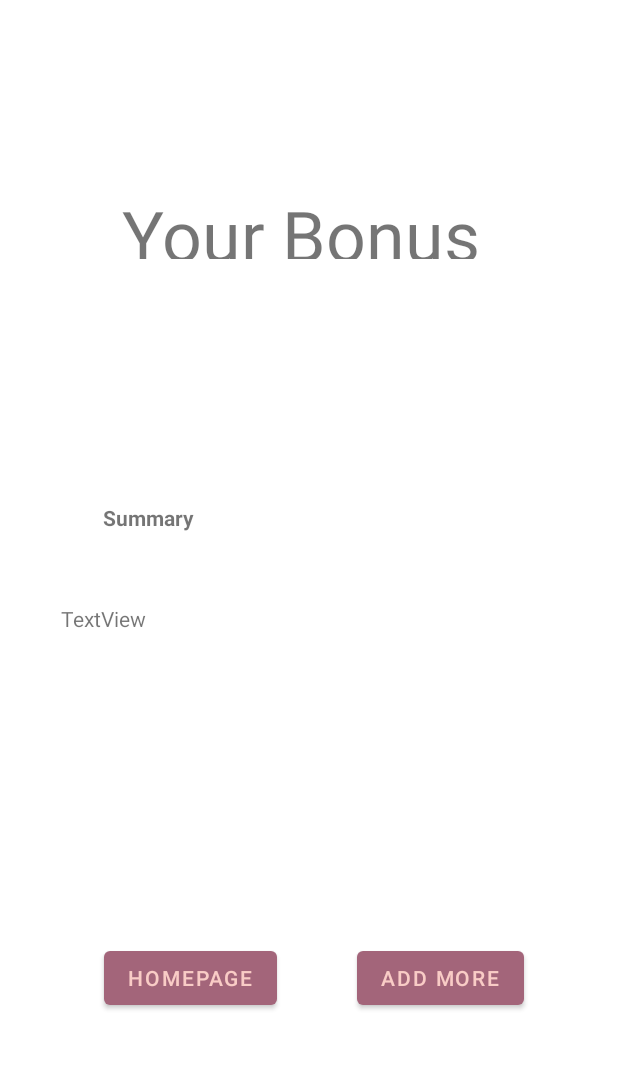
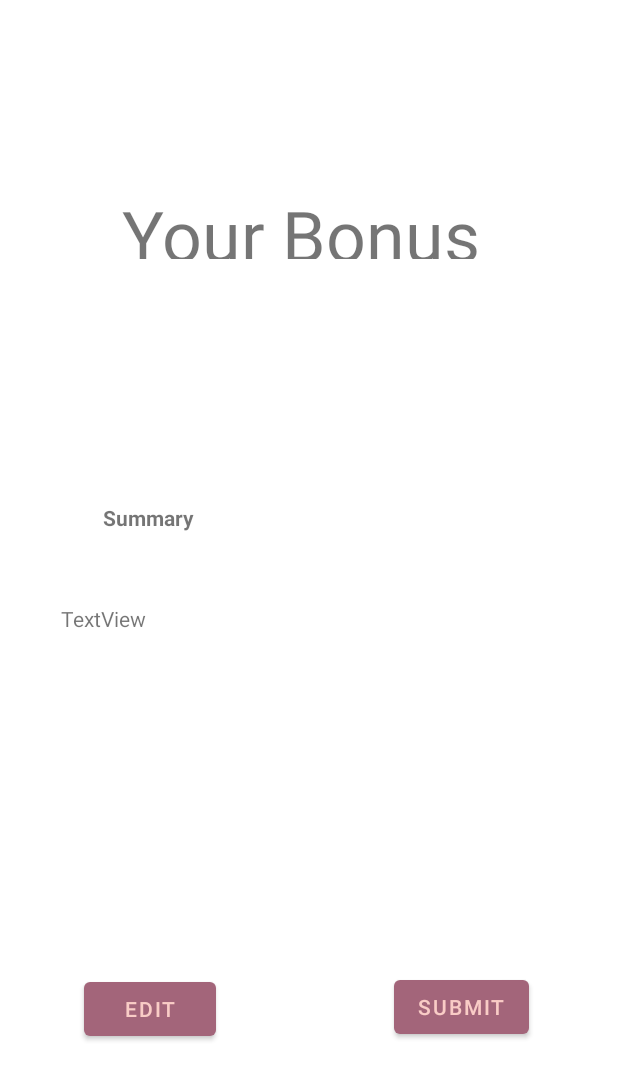
Before and after one commit to tzg4759/Saver_Sidekick, an Android app: the layout activity_display_over_worked_hour.xml on its own in the app's theme, with its tools: preview values and no code run, on a phone screen of 412 x 824 dp. Shown: the top 1080 px of the screen. Run offline under Robolectric (Android 15) with nearby library versions, the phone set to English and light mode, and no system bars.

```diff
--- a/SaverSidekick/app/src/main/java/com/example/saversidekick/OverTimeHoursWorked.java
+++ b/SaverSidekick/app/src/main/java/com/example/saversidekick/OverTimeHoursWorked.java
@@ -27,7 +27,7 @@ public class OverTimeHoursWorked extends AppCompatActivity {
             String getHour = Hours.getText().toString();
             String getBonus = Ratio.getText().toString();
             String income = i.getStringExtra("income");
-                    ;
+
             //Pass data to 2nd activity
             if (TextUtils.isEmpty(getHour)) {
                 Toast.makeText(OverTimeHoursWorked.this,"Please enter a Hour",Toast.LENGTH_SHORT).show();
--- a/SaverSidekick/app/src/main/res/layout/activity_display_over_worked_hour.xml
+++ b/SaverSidekick/app/src/main/res/layout/activity_display_over_worked_hour.xml
@@ -47,23 +47,23 @@
         android:id="@+id/ToHomePage"
         android:layout_width="wrap_content"
         android:layout_height="wrap_content"
-        android:text="HomePage"
+        android:text="Submit"
         app:layout_constraintBottom_toBottomOf="parent"
         app:layout_constraintEnd_toEndOf="parent"
-        app:layout_constraintHorizontal_bias="0.233"
+        app:layout_constraintHorizontal_bias="0.816"
         app:layout_constraintStart_toStartOf="parent"
         app:layout_constraintTop_toTopOf="parent"
-        app:layout_constraintVertical_bias="0.809" />
+        app:layout_constraintVertical_bias="0.834" />
 
     <Button
         android:id="@+id/BacktoOTW"
         android:layout_width="wrap_content"
         android:layout_height="wrap_content"
-        android:text="Add More"
+        android:text="Edit"
         app:layout_constraintBottom_toBottomOf="parent"
         app:layout_constraintEnd_toEndOf="parent"
-        app:layout_constraintHorizontal_bias="0.791"
+        app:layout_constraintHorizontal_bias="0.173"
         app:layout_constraintStart_toStartOf="parent"
         app:layout_constraintTop_toTopOf="parent"
-        app:layout_constraintVertical_bias="0.809" />
+        app:layout_constraintVertical_bias="0.836" />
 </androidx.constraintlayout.widget.ConstraintLayout>
```
Also changed, not shown: SaverSidekick/app/src/main/java/com/example/saversidekick/HomePageActivity.java (+10 -9 lines).
